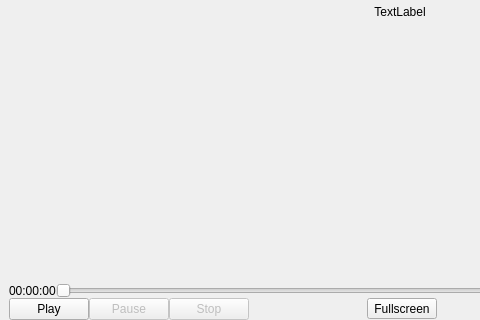
Above: src/player/player.ui from vkohaupt/vokoscreenNG before the change; both pictures show x 0 to 480 and y 280 to 600 of the 800 by 600 pixel window. Below: the same form after it.
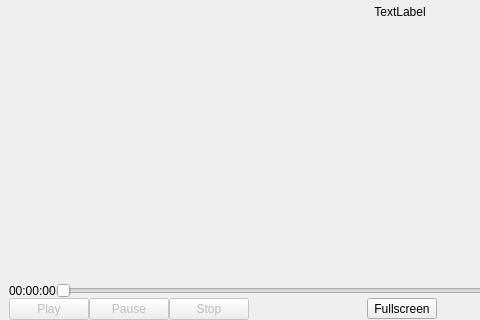
That is the form after the change.

Commit message: player dialog

```diff
--- a/src/player/player.ui
+++ b/src/player/player.ui
@@ -196,6 +196,9 @@
           <layout class="QHBoxLayout" name="horizontalLayout">
            <item>
             <widget class="QPushButton" name="pushButtonPlay">
+             <property name="enabled">
+              <bool>false</bool>
+             </property>
              <property name="text">
               <string>Play</string>
              </property>
```
The commit also changes 1 other file.
